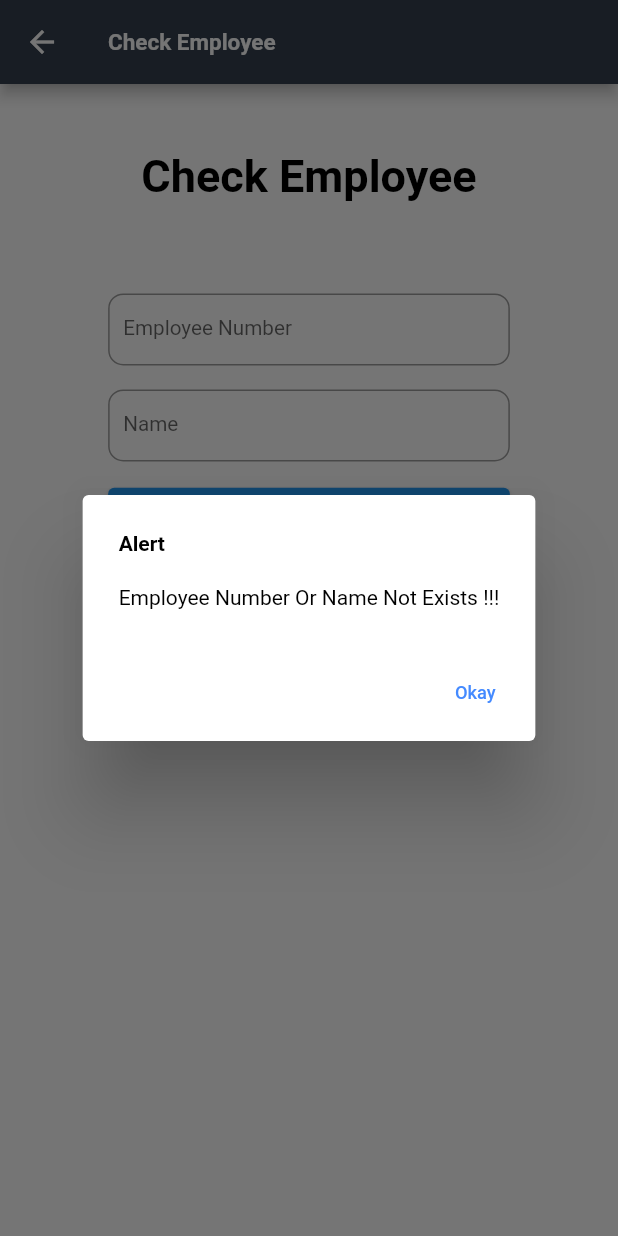
After one commit to Jahwa-IT-Team/jahwa_mobile, a Flutter app: the CheckEmployee screen opened by its route, after a tap on "Check Employee", on a phone screen of 412 x 824 dp. The commit adds this screen. Run offline on Flutter 3.47's test engine with Material 2 defaults, Android fonts, the light colour scheme and no system bars; our stand-ins replace easy_localization, font_awesome_flutter, package_info_plus, shared_preferences, sn_progress_dialog; missing offline and left inert: encrypt, intrinsic_grid_view, update_checker; accounts and stored records are empty; network calls fail; Roboto replaces fonts that are missing (Malgun).

Commit message:
2023-04-25

```diff
--- /dev/null
+++ b/lib/common/check_employee.dart
@@ -0,0 +1,297 @@
+import 'dart:async';
+import 'dart:core';
+import 'dart:convert';
+
+import 'package:flutter/material.dart';
+import 'package:flutter/widgets.dart';
+
+import 'package:font_awesome_flutter/font_awesome_flutter.dart';
+import 'package:http/http.dart' as http;
+import 'package:intl/intl.dart';
+
+import 'package:easy_localization/easy_localization.dart';
+import 'package:shared_preferences/shared_preferences.dart';
+import 'package:sn_progress_dialog/sn_progress_dialog.dart';
+
+import 'package:jahwa_mobile/common/common.dart';
+import 'package:jahwa_mobile/common/variable.dart';
+
+class CheckEmployee extends StatefulWidget {
+  @override
+  _CheckEmployeeState createState() => _CheckEmployeeState();
+}
+
+class _CheckEmployeeState extends State<CheckEmployee> {
+
+  TextEditingController empcodeController = new TextEditingController(); /// Employee Number Data Controller
+  TextEditingController nameController = new TextEditingController(); /// Name Data Controller
+
+  FocusNode empcodeFocusNode = FocusNode(); /// Employee Number Input Focus
+  FocusNode nameFocusNode = FocusNode(); /// Name Input Focus
+
+  var Company = "KO532";
+
+  void initState() {
+    super.initState();
+    print("open Check Employee Page : " + DateTime.now().toString());
+  }
+
+  @override
+  Widget build(BuildContext context) {
+
+    screenWidth = MediaQuery.of(context).size.width; /// Screen Width
+    screenHeight = MediaQuery.of(context).size.height; /// Screen Height
+    statusBarHeight = MediaQuery.of(context).padding.top; /// Status Bar Height
+
+    var baseWidth = screenWidth * 0.65;
+    if(baseWidth > 280) baseWidth = 280;
+
+    return GestureDetector( /// Keyboard UnFocus시를 위해 onTap에 GestureDetector를 위치시킴
+      onTap: () {
+        FocusScopeNode currentFocus = FocusScope.of(context);
+        if (!currentFocus.hasPrimaryFocus) { currentFocus.unfocus(); }
+      },
+      child: Scaffold(
+        appBar: AppBar(
+          backgroundColor: Color.fromARGB(0xFF, 0x34, 0x40, 0x4E),
+          title: Text("Check Employee", style: TextStyle(fontWeight: FontWeight.bold, color: Colors.white, fontSize: 15,),
+          ),
+        ),
+        body: SingleChildScrollView ( /// Scroll이 생기도록 하는 Object
+          child: Container(
+            height: screenHeight,
+            width: screenWidth,
+            color: Color.fromARGB(0xFF, 0xFF, 0xFF, 0xFF),
+            child: Column(
+              children: <Widget>[
+                Container( /// Jahwa Mark
+                  width: screenWidth,
+                  height: (screenHeight - statusBarHeight) * 0.15,
+                  alignment: Alignment.center,
+                  child: Text('Check Employee', style: TextStyle(fontWeight: FontWeight.bold, fontSize: 30, color: Colors.black,)),
+                ),
+                Container( /// Input Area
+                  width: screenWidth,
+                  alignment: Alignment.center,
+                  child: Container(
+                    width: baseWidth,
+                    height: (screenHeight - statusBarHeight) * 0.85,
+                    alignment: Alignment.center,
+                    child: Column(
+                      children: <Widget> [
+                        SizedBox(height: 16,),
+                        TextField(
+                          autofocus: false,
+                          controller: empcodeController,
+                          focusNode: empcodeFocusNode,
+                          keyboardType: TextInputType.text,
+                          onSubmitted: (String inputText) {
+                            FocusScope.of(context).requestFocus(nameFocusNode);  /// Input Box에서 Enter 적용시 Password 입력 Box로 이동됨
+                          },
+                          decoration: InputDecoration(
+                            border: OutlineInputBorder(
+                              borderRadius: const BorderRadius.all(const Radius.circular(10.0),),
+                              borderSide: new BorderSide(
+                                color: Colors.black,
+                                width: 1.0,
+                              ),
+                            ),
+                            labelText: 'Employee Number',
+                            contentPadding: EdgeInsets.all(10),
+                          ),
+                          textInputAction: TextInputAction.next,
+                        ),
+                        SizedBox(height: 16,),
+                        TextField(
+                          autofocus: false,
+                          controller: nameController,
+                          focusNode: nameFocusNode,
+                          keyboardType: TextInputType.text,
+                          onSubmitted: (String inputText) async {
+                            checkEmployee(context, empcodeController, nameController); /// 수동으로 로그인 프로세스를 실행시킴
+                          },
+                          decoration: InputDecoration(
+                            border: OutlineInputBorder(
+                              borderRadius: const BorderRadius.all(const Radius.circular(10.0),),
+                              borderSide: new BorderSide(
+                                color: Colors.black,
+                                width: 1.0,
+                              ),
+                            ),
+                            labelText: 'Name',
+                            contentPadding: EdgeInsets.all(10),
+                          ),
+                          textInputAction: TextInputAction.next,
+                        ),
+                        SizedBox(height: 16,),
+                        /*ButtonTheme(
+                          minWidth: baseWidth,
+                          height: 50.0,
+                          child: RaisedButton(
+                            child:Text('Check Employee', style: TextStyle(fontWeight: FontWeight.bold, fontSize: 20, color: Colors.white,)),
+                            shape: RoundedRectangleBorder(borderRadius: new BorderRadius.circular(10.0)),
+                            splashColor: Colors.grey,
+                            onPressed: () async {
+                              checkEmployee(context, empcodeController, nameController);
+                            },
+                          ),
+
+                        ),*/
+                        ElevatedButton(
+                          child:Row(
+                            mainAxisAlignment: MainAxisAlignment.center,
+                            children: [
+                              Icon(FontAwesomeIcons.solidUser, size: 16),
+                              SizedBox(height: 45, width: 20),
+                              Text('Check Employee', style: TextStyle(fontWeight: FontWeight.bold, fontSize: 20, color: Colors.white,)),
+                            ],
+                          ),
+                          style: ElevatedButton.styleFrom(textStyle: const TextStyle(fontSize: 20)),
+                          onPressed: () async {
+                            checkEmployee(context, empcodeController, nameController) ;
+                          },
+                        ),
+                      ],
+                    ),
+                  ),
+                ),
+              ],
+            ),
+          ),
+        ),
+      ),
+    );
+  }
+
+  /// Check Employee
+  Future<void> checkEmployee(BuildContext context, TextEditingController empcodeController, TextEditingController nameController) async {
+
+    FocusScopeNode currentFocus = FocusScope.of(context);
+    ////if (!currentFocus.hasPrimaryFocus && currentFocus.focusedChild != null) {
+      ////FocusManager.instance.primaryFocus.unfocus();
+    ////}
+
+    var list;
+
+    if(empcodeController.text.isEmpty || nameController.text.isEmpty) { showMessageBox(context, 'Alert', 'Employee Number Or Name Not Exists !!!'); } /// Employee Number and Name Empty Check
+    else {
+      try {
+
+        // Login API Url
+        var url = 'https://jhapi.jahwa.co.kr/CheckEmployee';
+
+        // Send Parameter
+        var data = {'Company': Company, 'EmpCode': empcodeController.text, 'Name' : nameController.text};
+
+        return await http.post(Uri.parse(url), body: json.encode(data), headers: {"Content-Type": "application/json"}).timeout(const Duration(seconds: 15)).then<void>((http.Response response) {
+          if(response.statusCode != 200 || response.body == null || response.body == "{}" ){ print("check Employee Error : " + response.body.toString()); }
+          if(response.statusCode == 200){
+            if (response.body == "User does not exist." || response.body == "User Name is incorrect." || response.body == "Error") showMessageBox(context, "Alert", response.body);
+            else if (response.body == "A/D Not Use.") {
+              ///Navigator.pushNamed(context, '/ResetPasswordQuestion'); ///주민등록번호를 이용한 비밀번호 초기화로 이동
+              ////showMessageBox(context, "Alert", "본 앱에서는 A/D사용자만 사용이 가능합니다.");
+            }
+            else {
+              if(jsonDecode(response.body)['DATA'].length != 0) {
+                jsonDecode(response.body)['DATA'].forEach((element) {
+                  if (element['Question1'].toString() == "" || element['Question2'].toString() == "") { showMessageBox(context, "Alert", "Not Exists Reset Question Data"); }
+                  else {
+                    if (element['Dispatch'].toString() == "1" && (Company == 'KO532' || Company == 'KO536')) {
+                      Navigator.pushNamed(context, '/ResetPasswordQuestion'); /// 질문 답변 인증 페이지로 이동
+                    }
+                    else if (Company == 'KO532' || Company == 'KO536') {
+                      ///resetpass['Table'][0]['company'] = Company.toString();
+                      ///resetpass['Table'][0]['empcode'] = empcodeController.text;
+                      ///resetpass['Table'][0]['name'] = nameController.text;
+                      ///resetpass['Table'][0]['question1'] = element['Question1'].toString();
+                      ///resetpass['Table'][0]['question2'] = element['Question2'].toString();
+                      showDialog(
+                        context: context,
+                        barrierDismissible: true,
+                        builder: (BuildContext context) {
+                          return SimpleDialog(
+                            title: Text('Select Reset Method !!!', style: TextStyle(fontWeight: FontWeight.bold, fontSize: 18, color: Colors.black, )),
+                            children: [
+                              SimpleDialogOption(
+                                onPressed: () async {
+                                  await checkPhone(context, empcodeController, nameController);
+                                },
+                                child: Text('Mobile Authentication',),
+                              ),
+                              SimpleDialogOption(
+                                onPressed: () {
+                                  Navigator.pushNamed(context, '/ResetPasswordQuestion'); /// 질문 답변 인증 페이지로 이동
+                                },
+                                child: Text('Question & Answer Authentication',),
+                              ),
+                            ],
+                          );
+                        },
+                      );
+                    }
+                    else {
+                      Navigator.pushNamed(context, '/ResetPasswordQuestion'); /// 질문 답변 인증 페이지로 이동
+                    }
+                  }
+                });
+              }
+              else{
+                showMessageBox(context, "Alert", "Not Exists Reset Question Data");
+              }
+            }
+            print(response.body);
+          }
+          else{
+            print("check Employee Error : " + response.statusCode.toString());
+          }
+        });
+      }
+      catch (e) {
+        print("check Employee Error : " + e.toString());
+      }
+    }
+  }
+
+  /// Reset Password Process
+  Future<bool> checkPhone(BuildContext context, TextEditingController empcodeController, TextEditingController nameController) async {
+    if(empcodeController.text.isEmpty) { showMessageBox(context, 'Alert', 'Employee Number Not Exists !!!'); }
+    else if(nameController.text.isEmpty) { showMessageBox(context, 'Alert', 'Name Not Exists !!!'); }
+    else {
+      try {
+
+        // Login API Url
+        var url = 'https://jhapi.jahwa.co.kr/CheckPhone';
+
+        // Send Parameter
+        var data = {'EmpCode': empcodeController.text, 'Name' : nameController.text};
+
+        return await http.post(Uri.parse(url), body: json.encode(data), headers: {"Content-Type": "application/json"}).timeout(const Duration(seconds: 15)).then<bool>((http.Response response) {
+          if(response.statusCode != 200 || response.body == null || response.body == "{}" ){ return false; }
+          if(response.statusCode == 200) {
+            if (response.body.toString() == "하루 5회 전송 제한횟수를 초과했습니다.") {
+              showMessageBox(context, "Alert", response.body.toString());
+            }
+            else {
+              var strArray = response.body.toString().split('/');
+              showMessageBox(context, "Alert", "[" + strArray[1] + "]로 인증번호가 성공적으로 전송되었습니다.");
+              messagenum = strArray[0];
+              Future.delayed(Duration(seconds: 3), () {
+                Navigator.pushNamed(context, '/ResetPasswordMobile'); /// 휴대폰 인증 페이지로 이동
+              });
+            }
+            return true;
+          }
+          else{ return false; }
+        });
+      }
+      catch (e) {
+        print("reset Password Error : " + e.toString());
+        return false;
+      }
+
+      return false;
+    }
+
+    return false;
+  }
+}
--- a/lib/program_list.dart
+++ b/lib/common/program_list.dart
@@ -1,8 +1,9 @@
 import 'package:flutter/material.dart';
 
-import 'package:jahwa_mobile/check.dart';
+import 'package:jahwa_mobile/common/check.dart';
+import 'package:jahwa_mobile/common/check_employee.dart';
+import 'package:jahwa_mobile/common/login.dart';
 import 'package:jahwa_mobile/index.dart';
-import 'package:jahwa_mobile/login.dart';
 import 'package:jahwa_mobile/menu.dart';
 import 'package:jahwa_mobile/search.dart';
 import 'package:jahwa_mobile/profile.dart';
@@ -11,6 +12,7 @@ import 'package:jahwa_mobile/favorite.dart';
 final routes = {
   /// Basic Program
   '/' : (BuildContext context) => Check(), /// 기본으로 main -> check -> update, login or index page로 이동
+  '/CheckEmployee' : (BuildContext context) => CheckEmployee(),
   '/Login' : (BuildContext context) => Login(),
   '/Index' : (BuildContext context) => Index(),
   '/Menu' : (BuildContext context) => Menu(),
--- a/lib/common/variable.dart
+++ b/lib/common/variable.dart
@@ -70,3 +70,7 @@ class User {
         'Token' : Token, 'Route' : Route,
       };
 }
+
+/// 비밀번호 초기화용 변수
+var resetpass = {"Table": [{ "company" : "", "empcode" : "", "name" : "", "question1" : "", "question2" : "" }]};
+var messagenum = "";
--- a/lib/main.dart
+++ b/lib/main.dart
@@ -2,7 +2,7 @@ import 'package:flutter/material.dart';
 
 import 'package:easy_localization/easy_localization.dart';
 
-import 'package:jahwa_mobile/program_list.dart';
+import 'package:jahwa_mobile/common/program_list.dart';
 
 void main() async {
   WidgetsFlutterBinding.ensureInitialized();
```
Also changed, not shown: lib/common/check.dart (renamed from lib/check.dart), lib/common/login.dart (renamed from lib/login.dart).
